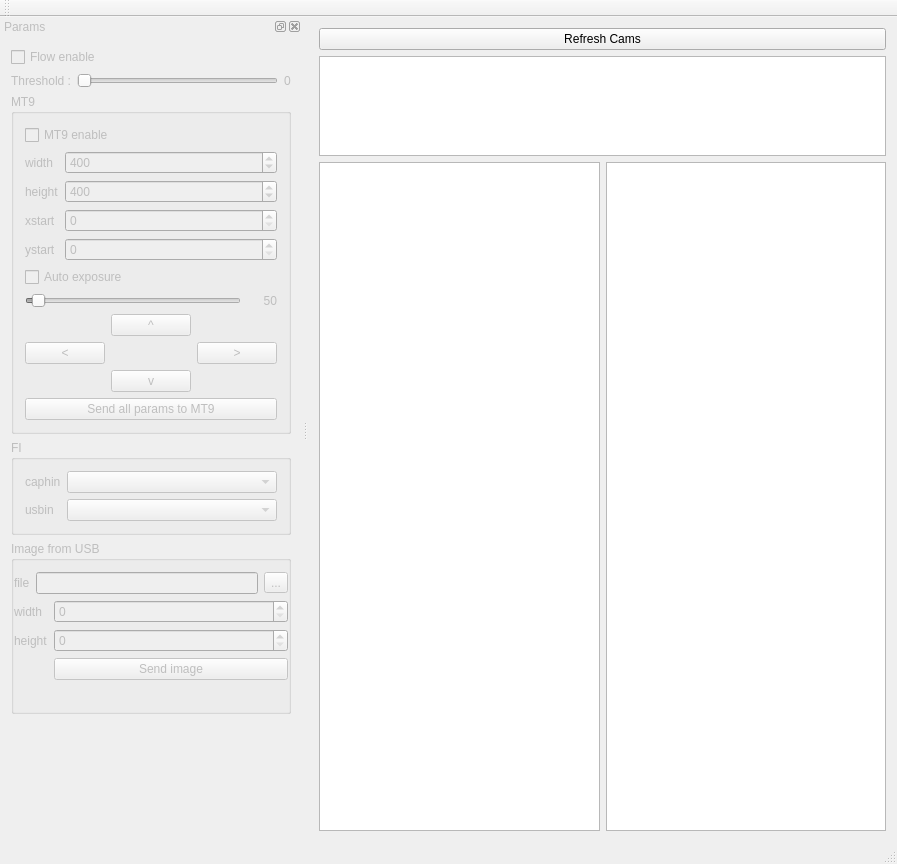
First picture: the form in src/interface_debug/mainwindow.ui, repository mpelcat/GPStudio, before the edit.
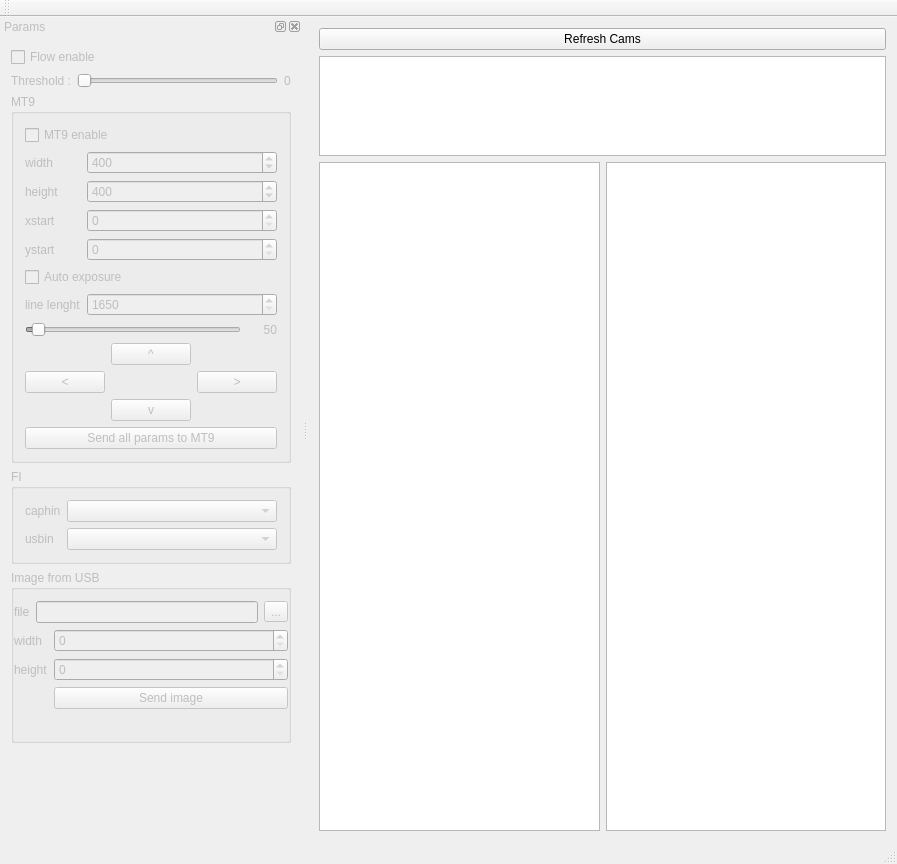
Second picture: the form after the edit. Custom widgets are drawn as their Qt base class.

Patch:
```diff
--- a/src/interface_debug/mainwindow.ui
+++ b/src/interface_debug/mainwindow.ui
@@ -209,6 +209,23 @@
             </property>
            </widget>
           </item>
+          <item row="5" column="0">
+           <widget class="QLabel" name="lineLenghtLabel">
+            <property name="text">
+             <string>line lenght</string>
+            </property>
+           </widget>
+          </item>
+          <item row="5" column="1">
+           <widget class="QSpinBox" name="lineLenghtSpinBox">
+            <property name="minimum">
+             <number>1650</number>
+            </property>
+            <property name="maximum">
+             <number>3000</number>
+            </property>
+           </widget>
+          </item>
          </layout>
         </item>
         <item>
```
